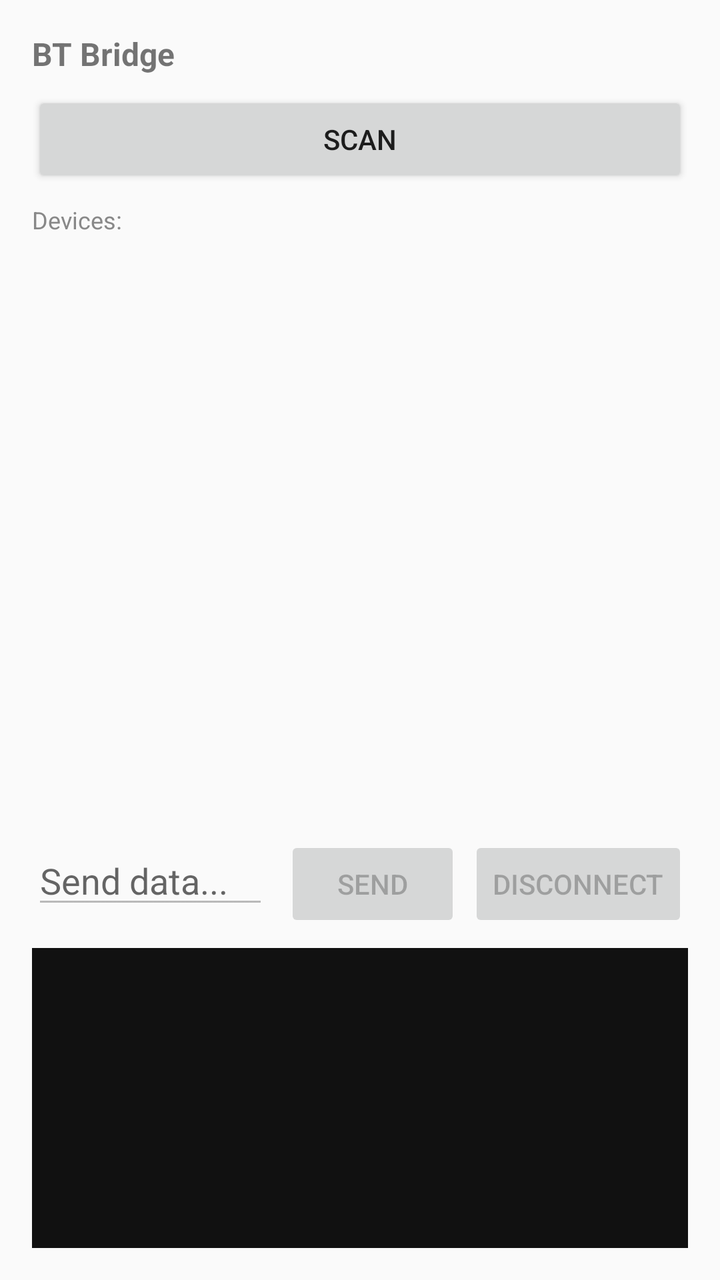
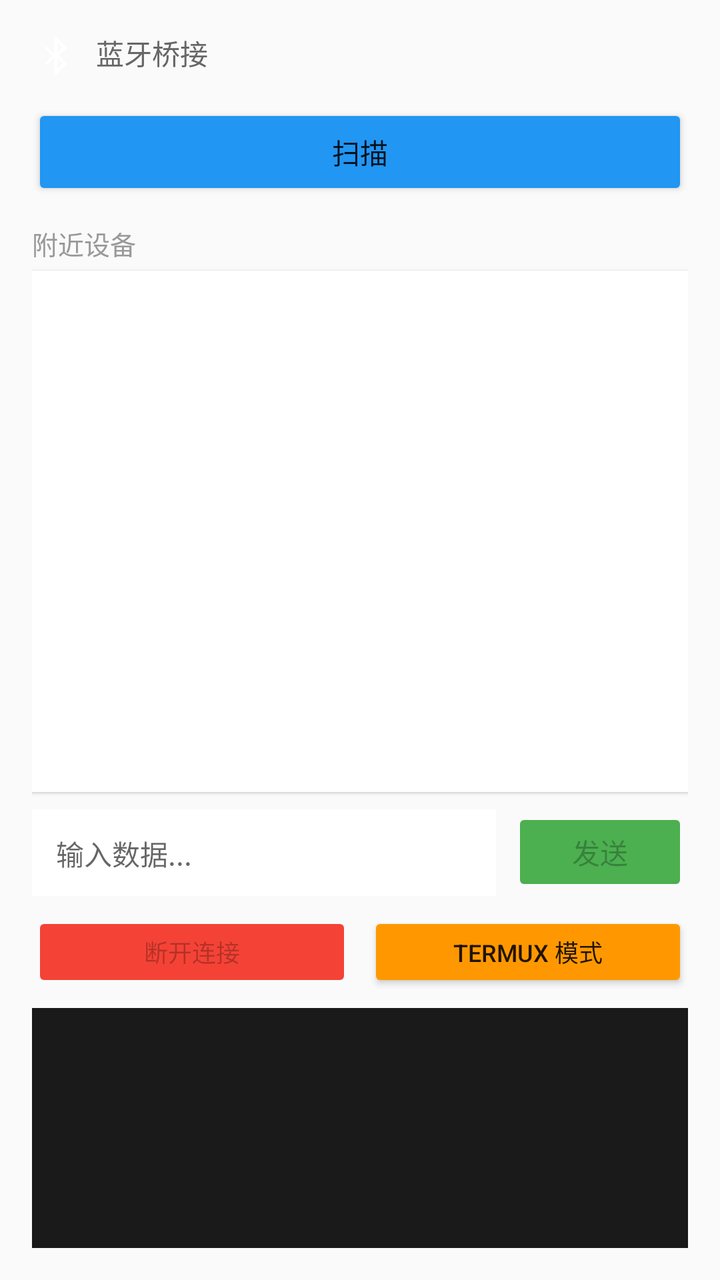

Screens rendered from an Android XML layout before and after an edit, with the pre-edit source and the edit as a unified diff.
<!-- AndroidManifest.xml: application theme Theme.AppCompat.Light.DarkActionBar -->
<!-- res/layout/activity_main.xml -->
<?xml version="1.0" encoding="utf-8"?>
<LinearLayout xmlns:android="http://schemas.android.com/apk/res/android"
    android:layout_width="match_parent"
    android:layout_height="match_parent"
    android:orientation="vertical"
    android:padding="16dp">

    <TextView
        android:id="@+id/statusText"
        android:layout_width="match_parent"
        android:layout_height="wrap_content"
        android:text="BT Bridge"
        android:textSize="16sp"
        android:textStyle="bold"
        android:layout_marginBottom="8dp" />

    <Button
        android:id="@+id/scanBtn"
        android:layout_width="match_parent"
        android:layout_height="wrap_content"
        android:text="Scan"
        android:layout_marginBottom="8dp" />

    <TextView
        android:layout_width="wrap_content"
        android:layout_height="wrap_content"
        android:text="Devices:"
        android:textSize="12sp"
        android:textColor="#888"
        android:layout_marginBottom="4dp" />

    <androidx.recyclerview.widget.RecyclerView
        android:id="@+id/deviceList"
        android:layout_width="match_parent"
        android:layout_height="0dp"
        android:layout_weight="1"
        android:layout_marginBottom="8dp" />

    <LinearLayout
        android:layout_width="match_parent"
        android:layout_height="wrap_content"
        android:orientation="horizontal"
        android:layout_marginBottom="8dp">

        <EditText
            android:id="@+id/sendInput"
            android:layout_width="0dp"
            android:layout_height="wrap_content"
            android:layout_weight="1"
            android:hint="Send data..."
            android:inputType="text"
            android:enabled="false" />

        <Button
            android:id="@+id/sendBtn"
            android:layout_width="wrap_content"
            android:layout_height="wrap_content"
            android:text="Send"
            android:enabled="false"
            android:layout_marginStart="8dp" />

        <Button
            android:id="@+id/disconnectBtn"
            android:layout_width="wrap_content"
            android:layout_height="wrap_content"
            android:text="Disconnect"
            android:enabled="false"
            android:layout_marginStart="4dp" />

    </LinearLayout>

    <ScrollView
        android:layout_width="match_parent"
        android:layout_height="150dp"
        android:background="#111"
        android:padding="8dp">

        <TextView
            android:id="@+id/recvText"
            android:layout_width="match_parent"
            android:layout_height="wrap_content"
            android:textColor="#0f0"
            android:textSize="12sp"
            android:fontFamily="monospace" />

    </ScrollView>

</LinearLayout>
<!-- resources referenced by this layout -->
<resources>

</resources>

<!-- the commit's change to res/layout/activity_main.xml (unified diff, before → after) -->
@@ -3,30 +3,34 @@
     android:layout_width="match_parent"
     android:layout_height="match_parent"
     android:orientation="vertical"
-    android:padding="16dp">
+    android:padding="16dp"
+    android:background="#FAFAFA">
 
     <TextView
         android:id="@+id/statusText"
         android:layout_width="match_parent"
         android:layout_height="wrap_content"
-        android:text="BT Bridge"
-        android:textSize="16sp"
-        android:textStyle="bold"
-        android:layout_marginBottom="8dp" />
+        android:text="蓝牙桥接"
+        android:textSize="14sp"
+        android:textColor="#666"
+        android:layout_marginBottom="12dp"
+        android:drawableStart="@android:drawable/stat_sys_data_bluetooth"
+        android:drawablePadding="8dp" />
 
     <Button
         android:id="@+id/scanBtn"
         android:layout_width="match_parent"
-        android:layout_height="wrap_content"
-        android:text="Scan"
-        android:layout_marginBottom="8dp" />
+        android:layout_height="48dp"
+        android:text="扫描"
+        android:layout_marginBottom="12dp"
+        android:backgroundTint="#2196F3" />
 
     <TextView
         android:layout_width="wrap_content"
         android:layout_height="wrap_content"
-        android:text="Devices:"
-        android:textSize="12sp"
-        android:textColor="#888"
+        android:text="附近设备"
+        android:textSize="13sp"
+        android:textColor="#999"
         android:layout_marginBottom="4dp" />
 
     <androidx.recyclerview.widget.RecyclerView
@@ -34,7 +38,9 @@
         android:layout_width="match_parent"
         android:layout_height="0dp"
         android:layout_weight="1"
-        android:layout_marginBottom="8dp" />
+        android:layout_marginBottom="8dp"
+        android:background="#FFF"
+        android:elevation="1dp" />
 
     <LinearLayout
         android:layout_width="match_parent"
@@ -45,43 +51,69 @@
         <EditText
             android:id="@+id/sendInput"
             android:layout_width="0dp"
-            android:layout_height="wrap_content"
+            android:layout_height="44dp"
             android:layout_weight="1"
-            android:hint="Send data..."
+            android:hint="输入数据..."
             android:inputType="text"
-            android:enabled="false" />
+            android:enabled="false"
+            android:background="#FFF"
+            android:paddingStart="12dp"
+            android:paddingEnd="12dp"
+            android:textSize="14sp" />
 
         <Button
             android:id="@+id/sendBtn"
             android:layout_width="wrap_content"
-            android:layout_height="wrap_content"
-            android:text="Send"
+            android:layout_height="44dp"
+            android:text="发送"
             android:enabled="false"
-            android:layout_marginStart="8dp" />
+            android:layout_marginStart="8dp"
+            android:backgroundTint="#4CAF50" />
+
+    </LinearLayout>
+
+    <LinearLayout
+        android:layout_width="match_parent"
+        android:layout_height="wrap_content"
+        android:orientation="horizontal"
+        android:layout_marginBottom="8dp">
 
         <Button
             android:id="@+id/disconnectBtn"
-            android:layout_width="wrap_content"
-            android:layout_height="wrap_content"
-            android:text="Disconnect"
+            android:layout_width="0dp"
+            android:layout_height="40dp"
+            android:layout_weight="1"
+            android:text="断开连接"
             android:enabled="false"
-            android:layout_marginStart="4dp" />
+            android:backgroundTint="#F44336"
+            android:textSize="12sp" />
+
+        <Button
+            android:id="@+id/termuxBtn"
+            android:layout_width="0dp"
+            android:layout_height="40dp"
+            android:layout_weight="1"
+            android:text="Termux 模式"
+            android:layout_marginStart="8dp"
+            android:backgroundTint="#FF9800"
+            android:textSize="12sp" />
 
     </LinearLayout>
 
     <ScrollView
         android:layout_width="match_parent"
-        android:layout_height="150dp"
-        android:background="#111"
+        android:layout_height="120dp"
+        android:background="#1A1A1A"
         android:padding="8dp">
 
         <TextView
             android:id="@+id/recvText"
             android:layout_width="match_parent"
             android:layout_height="wrap_content"
-            android:textColor="#0f0"
-            android:textSize="12sp"
-            android:fontFamily="monospace" />
+            android:textColor="#00E676"
+            android:textSize="11sp"
+            android:fontFamily="monospace"
+            android:lineSpacingExtra="2dp" />
 
     </ScrollView>
 
